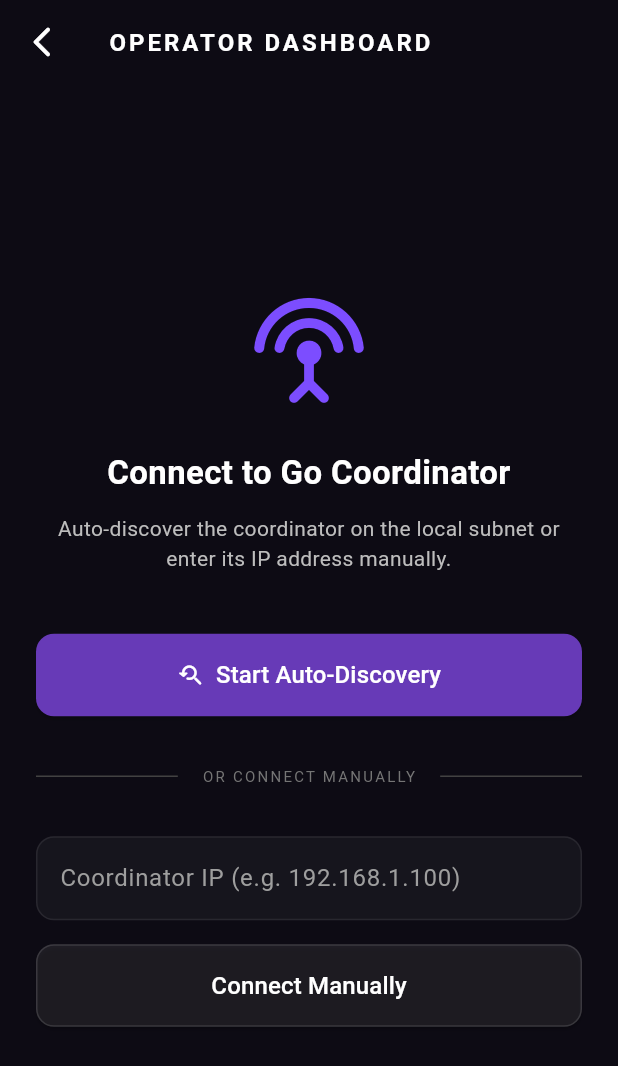
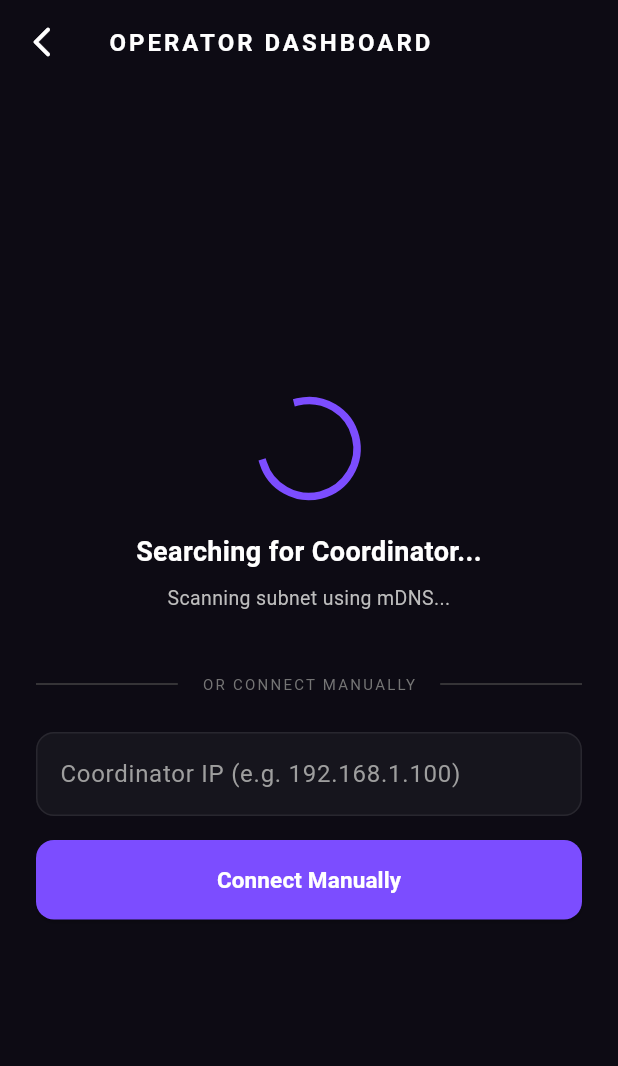
Before and after one commit to cjwhitsitt/moment, a Flutter app: the OperatorDashboardPage screen opened directly, on a phone screen of 412 x 824 dp. Shown: the top 1066 px of the screen. Run offline on Flutter 3.47's test engine with Material 3 defaults, Android fonts, the phone set to English and light mode, and no system bars; our stand-ins replace battery_plus, camera, cloud_firestore, cloud_functions, firebase_core, firebase_storage and 4 more; missing offline and left inert: mobile_scanner, nsd, ntp; accounts and stored records are empty.

Commit message:
Default to mDNS discovery

```diff
--- a/clients/mobile/lib/bloc/operator/operator_bloc.dart
+++ b/clients/mobile/lib/bloc/operator/operator_bloc.dart
@@ -15,6 +15,13 @@ class OperatorDiscovering extends OperatorState {}
 class OperatorConnecting extends OperatorState {
   final String url;
   OperatorConnecting(this.url);
+}
+
+class OperatorDiscovered extends OperatorState {
+  final String url;
+  final String host;
+  final int port;
+  OperatorDiscovered({required this.url, required this.host, required this.port});
 }
 
 class OperatorConnected extends OperatorState {
@@ -110,6 +117,8 @@ class ConnectManualEvent extends OperatorEvent {
   ConnectManualEvent(this.wsUrl);
 }
 
+class IgnoreDiscoveredEvent extends OperatorEvent {}
+
 class DisconnectOperatorEvent extends OperatorEvent {}
 
 class MessageReceivedOperatorEvent extends OperatorEvent {
@@ -143,7 +152,13 @@ class OperatorBloc extends Bloc<OperatorEvent, OperatorState> {
     on<DiscoverServiceEvent>((event, emit) async {
       if (state is! OperatorDiscovering) return;
       final wsUrl = 'ws://${event.host}:${event.port}/ws';
-      add(ConnectManualEvent(wsUrl));
+      emit(OperatorDiscovered(url: wsUrl, host: event.host, port: event.port));
+    });
+
+    on<IgnoreDiscoveredEvent>((event, emit) {
+      if (state is OperatorDiscovered) {
+        emit(OperatorDiscovering());
+      }
     });
 
     on<ConnectManualEvent>((event, emit) async {
--- a/clients/mobile/lib/ui/operator_dashboard_page.dart
+++ b/clients/mobile/lib/ui/operator_dashboard_page.dart
@@ -23,6 +23,7 @@ class _OperatorDashboardPageState extends State<OperatorDashboardPage> {
   void initState() {
     super.initState();
     _loadCachedIp();
+    context.read<OperatorBloc>().add(StartDiscoveryEvent());
   }
 
   Future<void> _loadCachedIp() async {
@@ -108,9 +109,11 @@ class _OperatorDashboardPageState extends State<OperatorDashboardPage> {
         },
         builder: (context, state) {
           if (state is OperatorInitial) {
-            return _buildInitialView(context);
+            return _buildDiscoveringView(context);
           } else if (state is OperatorDiscovering) {
             return _buildDiscoveringView(context);
+          } else if (state is OperatorDiscovered) {
+            return _buildDiscoveredConfirmationView(context, state);
           } else if (state is OperatorConnecting) {
             return _buildConnectingView(state.url);
           } else if (state is OperatorConnected) {
@@ -124,7 +127,9 @@ class _OperatorDashboardPageState extends State<OperatorDashboardPage> {
     );
   }
 
-  Widget _buildInitialView(BuildContext context) {
+
+
+  Widget _buildDiscoveringView(BuildContext context) {
     return Center(
       child: SingleChildScrollView(
         child: Padding(
@@ -133,33 +138,29 @@ class _OperatorDashboardPageState extends State<OperatorDashboardPage> {
             mainAxisAlignment: MainAxisAlignment.center,
             crossAxisAlignment: CrossAxisAlignment.stretch,
             children: [
-              const Icon(Icons.settings_input_antenna_rounded, size: 80, color: Colors.deepPurpleAccent),
+              const Center(
+                child: SizedBox(
+                  width: 64,
+                  height: 64,
+                  child: CircularProgressIndicator(
+                    strokeWidth: 5,
+                    valueColor: AlwaysStoppedAnimation<Color>(Colors.deepPurpleAccent),
+                  ),
+                ),
+              ),
               const SizedBox(height: 24),
               const Text(
-                'Connect to Go Coordinator',
+                'Searching for Coordinator...',
                 textAlign: TextAlign.center,
-                style: TextStyle(fontSize: 22, fontWeight: FontWeight.bold, color: Colors.white),
+                style: TextStyle(fontSize: 18, fontWeight: FontWeight.bold, color: Colors.white),
               ),
-              const SizedBox(height: 12),
+              const SizedBox(height: 8),
               Text(
-                'Auto-discover the coordinator on the local subnet or enter its IP address manually.',
+                'Scanning subnet using mDNS...',
                 textAlign: TextAlign.center,
-                style: TextStyle(fontSize: 14, color: Colors.grey.shade400, height: 1.4),
+                style: TextStyle(fontSize: 13, color: Colors.grey.shade400),
               ),
               const SizedBox(height: 40),
-              ElevatedButton.icon(
-                style: ElevatedButton.styleFrom(
-                  padding: const EdgeInsets.symmetric(vertical: 16),
-                  shape: RoundedRectangleBorder(borderRadius: BorderRadius.circular(12)),
-                  backgroundColor: Colors.deepPurple,
-                ),
-                icon: const Icon(Icons.youtube_searched_for_rounded, color: Colors.white),
-                label: const Text('Start Auto-Discovery', style: TextStyle(fontSize: 16, color: Colors.white)),
-                onPressed: () {
-                  context.read<OperatorBloc>().add(StartDiscoveryEvent());
-                },
-              ),
-              const SizedBox(height: 32),
               Row(
                 children: [
                   Expanded(child: Divider(color: Colors.grey.shade800)),
@@ -170,7 +171,7 @@ class _OperatorDashboardPageState extends State<OperatorDashboardPage> {
                   Expanded(child: Divider(color: Colors.grey.shade800)),
                 ],
               ),
-              const SizedBox(height: 32),
+              const SizedBox(height: 24),
               TextField(
                 controller: _ipController,
                 inputFormatters: [
@@ -195,10 +196,9 @@ class _OperatorDashboardPageState extends State<OperatorDashboardPage> {
                 style: ElevatedButton.styleFrom(
                   padding: const EdgeInsets.symmetric(vertical: 16),
                   shape: RoundedRectangleBorder(borderRadius: BorderRadius.circular(12)),
-                  backgroundColor: Colors.white.withOpacity(0.08),
-                  side: BorderSide(color: Colors.white.withOpacity(0.12)),
+                  backgroundColor: Colors.deepPurpleAccent,
                 ),
-                child: const Text('Connect Manually', style: TextStyle(fontSize: 16, color: Colors.white)),
+                child: const Text('Connect Manually', style: TextStyle(fontSize: 15, color: Colors.white, fontWeight: FontWeight.bold)),
                 onPressed: () {
                   final ip = _ipController.text.trim();
                   if (ip.isNotEmpty) {
@@ -214,44 +214,73 @@ class _OperatorDashboardPageState extends State<OperatorDashboardPage> {
     );
   }
 
-  Widget _buildDiscoveringView(BuildContext context) {
+  Widget _buildDiscoveredConfirmationView(BuildContext context, OperatorDiscovered state) {
     return Center(
+      child: SingleChildScrollView(
         child: Padding(
           padding: const EdgeInsets.all(24.0),
           child: Column(
             mainAxisAlignment: MainAxisAlignment.center,
+            crossAxisAlignment: CrossAxisAlignment.stretch,
             children: [
-            const SizedBox(
-              width: 80,
-              height: 80,
-              child: CircularProgressIndicator(
-                strokeWidth: 6,
-                valueColor: AlwaysStoppedAnimation<Color>(Colors.deepPurpleAccent),
+              const Icon(Icons.check_circle_outline_rounded, size: 80, color: Colors.greenAccent),
+              const SizedBox(height: 24),
+              const Text(
+                'Coordinator Found',
+                textAlign: TextAlign.center,
+                style: TextStyle(fontSize: 22, fontWeight: FontWeight.bold, color: Colors.white),
+              ),
+              const SizedBox(height: 12),
+              Text(
+                'A coordinator was auto-discovered at:',
+                textAlign: TextAlign.center,
+                style: TextStyle(fontSize: 14, color: Colors.grey.shade400),
+              ),
+              const SizedBox(height: 16),
+              Container(
+                padding: const EdgeInsets.symmetric(vertical: 12, horizontal: 16),
+                decoration: BoxDecoration(
+                  color: Colors.white.withOpacity(0.04),
+                  borderRadius: BorderRadius.circular(12),
+                  border: Border.all(color: Colors.white.withOpacity(0.08)),
+                ),
+                child: Text(
+                  state.host,
+                  textAlign: TextAlign.center,
+                  style: const TextStyle(fontSize: 18, fontWeight: FontWeight.bold, color: Colors.greenAccent, letterSpacing: 1.0),
                 ),
               ),
               const SizedBox(height: 32),
               const Text(
-              'Searching for Coordinator...',
-              style: TextStyle(fontSize: 20, fontWeight: FontWeight.bold, color: Colors.white),
+                'Connect to Discovered Coordinator?',
+                textAlign: TextAlign.center,
+                style: TextStyle(fontSize: 15, fontWeight: FontWeight.w600, color: Colors.white70),
+              ),
+              const SizedBox(height: 24),
+              ElevatedButton(
+                style: ElevatedButton.styleFrom(
+                  padding: const EdgeInsets.symmetric(vertical: 16),
+                  shape: RoundedRectangleBorder(borderRadius: BorderRadius.circular(12)),
+                  backgroundColor: Colors.deepPurpleAccent,
+                ),
+                child: const Text('Yes, Connect', style: TextStyle(fontSize: 16, color: Colors.white, fontWeight: FontWeight.bold)),
+                onPressed: () {
+                  context.read<OperatorBloc>().add(ConnectManualEvent(state.url));
+                },
               ),
               const SizedBox(height: 12),
-            Text(
-              'Scanning subnet using mDNS...',
-              style: TextStyle(fontSize: 14, color: Colors.grey.shade400),
+              TextButton(
+                style: TextButton.styleFrom(
+                  padding: const EdgeInsets.symmetric(vertical: 16),
+                  shape: RoundedRectangleBorder(borderRadius: BorderRadius.circular(12)),
                 ),
-            const SizedBox(height: 48),
-            ElevatedButton(
-              style: ElevatedButton.styleFrom(
-                backgroundColor: Colors.white.withOpacity(0.08),
-                padding: const EdgeInsets.symmetric(horizontal: 24, vertical: 12),
-                shape: RoundedRectangleBorder(borderRadius: BorderRadius.circular(8)),
-              ),
-              child: const Text('Cancel & Enter IP'),
+                child: Text('Keep Searching / Reject', style: TextStyle(fontSize: 15, color: Colors.grey.shade400)),
                 onPressed: () {
-                context.read<OperatorBloc>().add(DisconnectOperatorEvent());
+                  context.read<OperatorBloc>().add(IgnoreDiscoveredEvent());
                 },
               ),
             ],
+          ),
         ),
       ),
     );
```
Also changed, not shown: 5 other files. Lines whose indentation alone changed are shown as unchanged.
